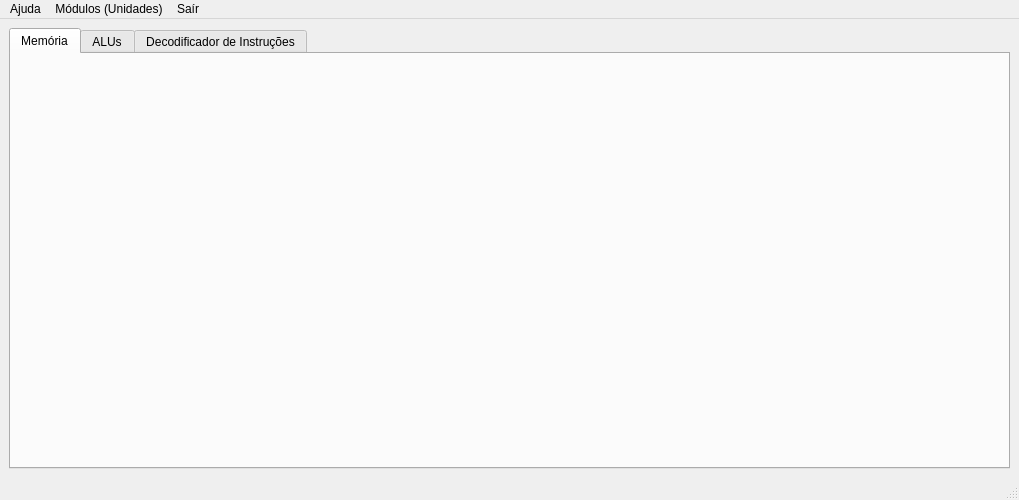
The window that SIMULinho_UI/simulinho.ui (RISCuinho/SIMULinho) describes before a commit, drawn with Qt 5.
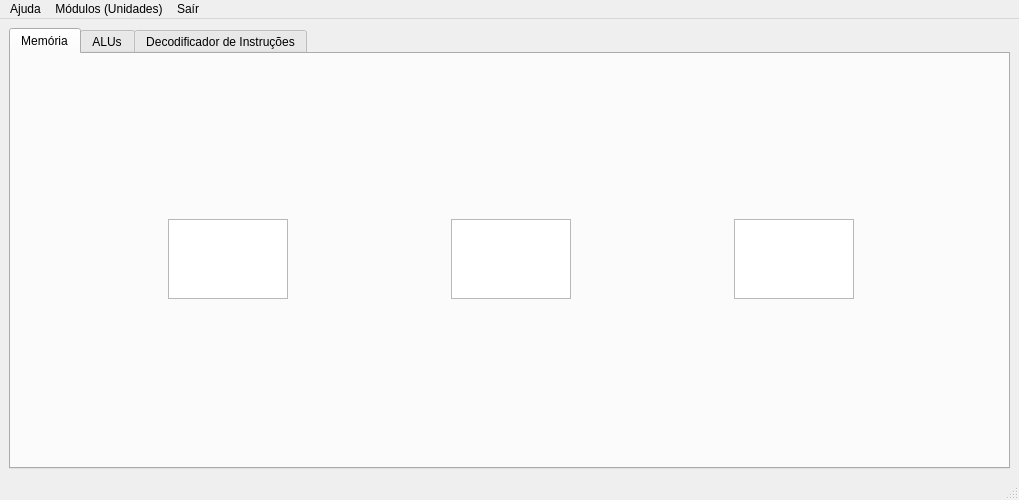
The same window after the commit.

```diff
--- a/SIMULinho_UI/simulinho.ui
+++ b/SIMULinho_UI/simulinho.ui
@@ -17,13 +17,142 @@
    <layout class="QHBoxLayout" name="horizontalLayout">
     <item>
      <widget class="QTabWidget" name="tabWidget">
+      <property name="sizePolicy">
+       <sizepolicy hsizetype="Preferred" vsizetype="Preferred">
+        <horstretch>0</horstretch>
+        <verstretch>0</verstretch>
+       </sizepolicy>
+      </property>
       <property name="currentIndex">
        <number>0</number>
       </property>
       <widget class="QWidget" name="tabMemoria">
+       <property name="sizePolicy">
+        <sizepolicy hsizetype="Maximum" vsizetype="Maximum">
+         <horstretch>0</horstretch>
+         <verstretch>0</verstretch>
+        </sizepolicy>
+       </property>
+       <property name="maximumSize">
+        <size>
+         <width>997</width>
+         <height>407</height>
+        </size>
+       </property>
        <attribute name="title">
         <string>Memória</string>
        </attribute>
+       <widget class="QWidget" name="">
+        <property name="geometry">
+         <rect>
+          <x>0</x>
+          <y>0</y>
+          <width>1001</width>
+          <height>411</height>
+         </rect>
+        </property>
+        <layout class="QHBoxLayout" name="horizontalLayout_2">
+         <item>
+          <widget class="QScrollArea" name="scrollArea">
+           <property name="maximumSize">
+            <size>
+             <width>120</width>
+             <height>80</height>
+            </size>
+           </property>
+           <property name="widgetResizable">
+            <bool>true</bool>
+           </property>
+           <widget class="QWidget" name="scrollAreaWidgetContents">
+            <property name="geometry">
+             <rect>
+              <x>0</x>
+              <y>0</y>
+              <width>118</width>
+              <height>78</height>
+             </rect>
+            </property>
+            <widget class="QTableView" name="tableView">
+             <property name="geometry">
+              <rect>
+               <x>-40</x>
+               <y>-60</y>
+               <width>256</width>
+               <height>192</height>
+              </rect>
+             </property>
+            </widget>
+           </widget>
+          </widget>
+         </item>
+         <item>
+          <widget class="QScrollArea" name="scrollArea_3">
+           <property name="maximumSize">
+            <size>
+             <width>120</width>
+             <height>80</height>
+            </size>
+           </property>
+           <property name="widgetResizable">
+            <bool>true</bool>
+           </property>
+           <widget class="QWidget" name="scrollAreaWidgetContents_3">
+            <property name="geometry">
+             <rect>
+              <x>0</x>
+              <y>0</y>
+              <width>118</width>
+              <height>78</height>
+             </rect>
+            </property>
+            <widget class="QTableView" name="tableView_3">
+             <property name="geometry">
+              <rect>
+               <x>-50</x>
+               <y>-50</y>
+               <width>256</width>
+               <height>192</height>
+              </rect>
+             </property>
+            </widget>
+           </widget>
+          </widget>
+         </item>
+         <item>
+          <widget class="QScrollArea" name="scrollArea_2">
+           <property name="maximumSize">
+            <size>
+             <width>120</width>
+             <height>80</height>
+            </size>
+           </property>
+           <property name="widgetResizable">
+            <bool>true</bool>
+           </property>
+           <widget class="QWidget" name="scrollAreaWidgetContents_2">
+            <property name="geometry">
+             <rect>
+              <x>0</x>
+              <y>0</y>
+              <width>118</width>
+              <height>78</height>
+             </rect>
+            </property>
+            <widget class="QTableView" name="tableView_2">
+             <property name="geometry">
+              <rect>
+               <x>-100</x>
+               <y>-40</y>
+               <width>256</width>
+               <height>192</height>
+              </rect>
+             </property>
+            </widget>
+           </widget>
+          </widget>
+         </item>
+        </layout>
+       </widget>
       </widget>
       <widget class="QWidget" name="tabAlu">
        <attribute name="title">
```
Left out of the diff: 8 changed lines with no effect on the pictures.
